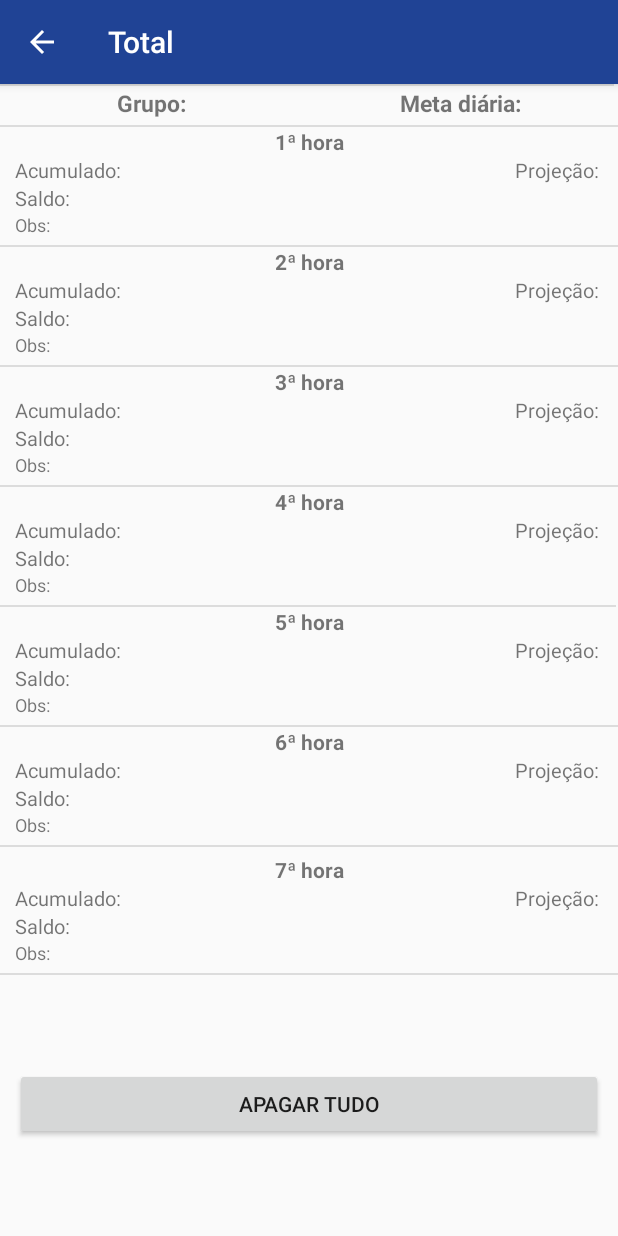
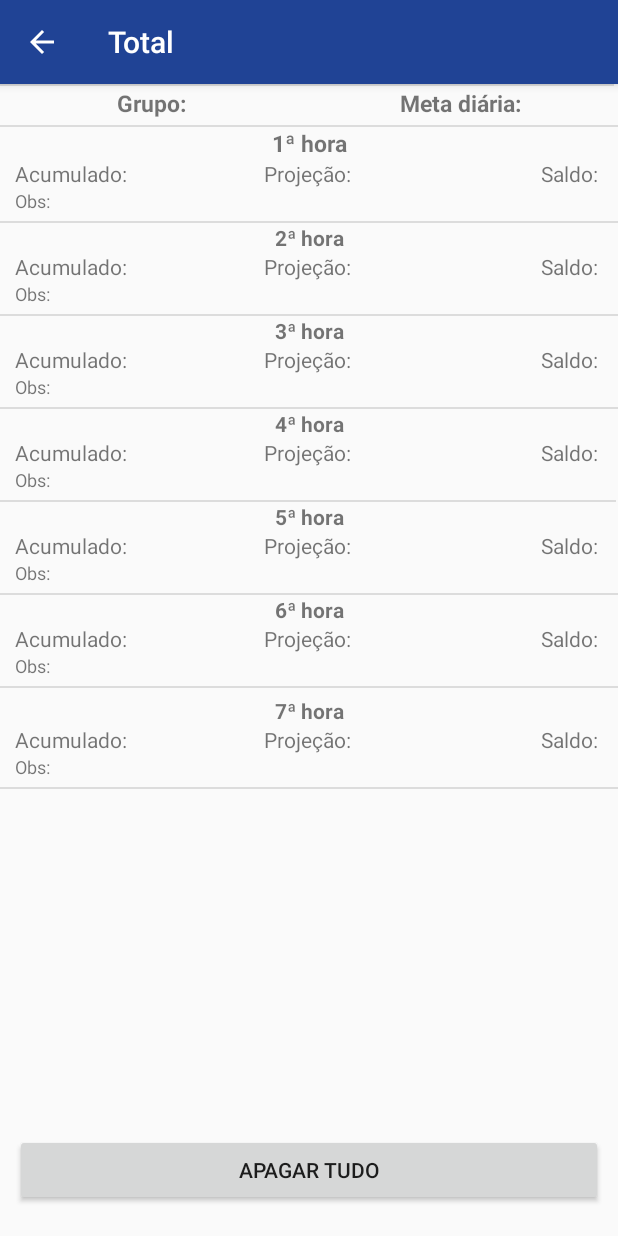
Before and after one commit to brenov1sk/app_Moura, an Android app: the total screen opened directly, with no data from a screen before it, on a phone screen of 412 x 824 dp. Run offline under Robolectric (Android 15) with nearby library versions, the phone set to English and light mode, and no system bars.

Commit message:
alteração layout total

```diff
--- a/app/src/main/java/com/example/appmoura/fimResultado.java
+++ b/app/src/main/java/com/example/appmoura/fimResultado.java
@@ -11,7 +11,7 @@ import android.widget.TextView;
 public class fimResultado extends AppCompatActivity {
 
     private final String DADOS = "Dados";
-    private TextView prodFinal, saldoFinal, scrap, sucata;
+    private TextView prodFinal, saldoFinal, scrap, sucata, modelo;
 
     @Override
     protected void onCreate(Bundle savedInstanceState) {
@@ -24,12 +24,15 @@ public class fimResultado extends AppCompatActivity {
         saldoFinal = findViewById(R.id.saldoFinal);
         scrap = findViewById(R.id.scrap);
         sucata = findViewById(R.id.sucata);
+        modelo = findViewById(R.id.modelo);
 
         //fim do turno
+        String model = preferences.getString("modelo","");
         String pFinal = preferences.getString("prodFinal","");
         String sFinal = preferences.getString("saldoFinal","");
         String scrapp = preferences.getString("scrap","");
         String sucat = preferences.getString("sucata","");
+        modelo.setText("MODELO: " + model);
         prodFinal.setText("PRODUÇÃO FINAL: " + pFinal);
         saldoFinal.setText("SALDO FINAL: " + sFinal);
         scrap.setText("SCRAP: " + scrapp);
--- a/app/src/main/java/com/example/appmoura/inicioTurno.java
+++ b/app/src/main/java/com/example/appmoura/inicioTurno.java
@@ -81,10 +81,11 @@ public class inicioTurno extends AppCompatActivity {
 
             bd.child("InicioTurno").child("grupo").push().setValue(grupo0);
             bd.child("InicioTurno").child("meta").push().setValue(meta0);
-            bd.child("InicioTurno").child("obs").push().setValue(obs0);
+            bd.child("InicioTurno").child("modelo").push().setValue(obs0);
 
             editor.putString("grupo", grupo0);
             editor.putString("meta", meta0);
+            editor.putString("modelo", obs0);
             editor.commit();
 
             startActivity(salvar0);
--- a/app/src/main/java/com/example/appmoura/total.java
+++ b/app/src/main/java/com/example/appmoura/total.java
@@ -24,6 +24,8 @@ public class total extends AppCompatActivity {
     private TextView ac5, proj5, s5, ob5;
     private TextView ac6, proj6, s6, ob6;
     private TextView ac7, proj7, s7, ob7;
+
+    private TextView prodFinal, saldoFinal, scrap, sucata, modelo;
 
     private final String DADOS = "Dados";
 
@@ -72,6 +74,8 @@ public class total extends AppCompatActivity {
         proj7 = findViewById(R.id.proj7);
         s7 = findViewById(R.id.s7);
         ob7 = findViewById(R.id.ob7);
+
+
 
         //activity inicio
         String grupo = preferences.getString("grupo","");
--- a/app/src/main/res/layout/activity_fim_resultado.xml
+++ b/app/src/main/res/layout/activity_fim_resultado.xml
@@ -12,7 +12,7 @@
         android:layout_height="wrap_content"
         android:layout_marginStart="10dp"
         android:layout_marginLeft="10dp"
-        android:layout_marginTop="40dp"
+        android:layout_marginTop="30dp"
         android:layout_marginEnd="10dp"
         android:layout_marginRight="10dp"
         android:text="TextView"
@@ -28,7 +28,7 @@
         android:layout_height="wrap_content"
         android:layout_marginStart="10dp"
         android:layout_marginLeft="10dp"
-        android:layout_marginTop="20dp"
+        android:layout_marginTop="30dp"
         android:layout_marginEnd="10dp"
         android:layout_marginRight="10dp"
         android:text="TextView"
@@ -36,7 +36,7 @@
         android:textStyle="bold"
         app:layout_constraintEnd_toEndOf="parent"
         app:layout_constraintStart_toStartOf="parent"
-        app:layout_constraintTop_toTopOf="parent" />
+        app:layout_constraintTop_toBottomOf="@+id/modelo" />
 
     <TextView
         android:id="@+id/scrap"
@@ -44,7 +44,7 @@
         android:layout_height="wrap_content"
         android:layout_marginStart="10dp"
         android:layout_marginLeft="10dp"
-        android:layout_marginTop="40dp"
+        android:layout_marginTop="30dp"
         android:layout_marginEnd="10dp"
         android:layout_marginRight="10dp"
         android:text="TextView"
@@ -60,7 +60,7 @@
         android:layout_height="wrap_content"
         android:layout_marginStart="10dp"
         android:layout_marginLeft="10dp"
-        android:layout_marginTop="40dp"
+        android:layout_marginTop="30dp"
         android:layout_marginEnd="10dp"
         android:layout_marginRight="10dp"
         android:text="TextView"
@@ -69,4 +69,20 @@
         app:layout_constraintEnd_toEndOf="parent"
         app:layout_constraintStart_toStartOf="parent"
         app:layout_constraintTop_toBottomOf="@+id/scrap" />
+
+    <TextView
+        android:id="@+id/modelo"
+        android:layout_width="0dp"
+        android:layout_height="wrap_content"
+        android:layout_marginStart="10dp"
+        android:layout_marginLeft="10dp"
+        android:layout_marginTop="15dp"
+        android:layout_marginEnd="10dp"
+        android:layout_marginRight="10dp"
+        android:text="TextView"
+        android:textSize="21sp"
+        android:textStyle="bold"
+        app:layout_constraintEnd_toEndOf="parent"
+        app:layout_constraintStart_toStartOf="parent"
+        app:layout_constraintTop_toTopOf="parent" />
 </androidx.constraintlayout.widget.ConstraintLayout>
--- a/app/src/main/res/layout/activity_total.xml
+++ b/app/src/main/res/layout/activity_total.xml
@@ -1,16 +1,19 @@
 <?xml version="1.0" encoding="utf-8"?>
 
-<ScrollView
-    xmlns:android="http://schemas.android.com/apk/res/android"
+<!--<ScrollView-->
+<!--    xmlns:android="http://schemas.android.com/apk/res/android"-->
+<!--    xmlns:app="http://schemas.android.com/apk/res-auto"-->
+<!--    xmlns:tools="http://schemas.android.com/tools"-->
+<!--    android:layout_height="match_parent"-->
+<!--    android:layout_width="match_parent"-->
+<!--    android:fillViewport="true">-->
+
+<androidx.constraintlayout.widget.ConstraintLayout xmlns:android="http://schemas.android.com/apk/res/android"
     xmlns:app="http://schemas.android.com/apk/res-auto"
     xmlns:tools="http://schemas.android.com/tools"
-    android:layout_height="match_parent"
-    android:layout_width="match_parent"
-    android:fillViewport="true">
-
-    <androidx.constraintlayout.widget.ConstraintLayout
     android:layout_width="match_parent"
     android:layout_height="match_parent"
+    android:fillViewport="true"
     app:layout_constraintEnd_toStartOf="@+id/guideline6"
     app:layout_constraintStart_toStartOf="@+id/guideline6"
     tools:context=".total"
@@ -62,11 +65,10 @@
         android:layout_height="wrap_content"
         android:layout_marginStart="10dp"
         android:layout_marginLeft="10dp"
-        android:layout_marginEnd="10dp"
-        android:layout_marginRight="10dp"
         android:text="TextView"
-        android:textSize="13sp"
-        app:layout_constraintEnd_toStartOf="@+id/guideline6"
+        android:textSize="14sp"
+        app:layout_constraintEnd_toStartOf="@+id/proj1"
+        app:layout_constraintHorizontal_bias="0.5"
         app:layout_constraintStart_toStartOf="parent"
         app:layout_constraintTop_toBottomOf="@+id/textView" />
 
@@ -74,28 +76,31 @@
         android:id="@+id/proj1"
         android:layout_width="0dp"
         android:layout_height="wrap_content"
-        android:layout_marginStart="10dp"
-        android:layout_marginLeft="10dp"
-        android:layout_marginEnd="10dp"
-        android:layout_marginRight="10dp"
-        android:gravity="right"
+        android:layout_marginStart="5dp"
+        android:layout_marginLeft="5dp"
+        android:layout_marginEnd="5dp"
+        android:layout_marginRight="5dp"
+        android:gravity="center"
         android:text="TextView"
-        android:textSize="13sp"
-        app:layout_constraintEnd_toEndOf="parent"
-        app:layout_constraintStart_toStartOf="@+id/guideline6"
+        android:textSize="14sp"
+        app:layout_constraintEnd_toStartOf="@+id/s1"
+        app:layout_constraintHorizontal_bias="0.5"
+        app:layout_constraintStart_toEndOf="@+id/ac1"
         app:layout_constraintTop_toTopOf="@+id/ac1" />
 
     <TextView
         android:id="@+id/s1"
         android:layout_width="0dp"
         android:layout_height="wrap_content"
-        android:layout_marginLeft="10dp"
+        android:layout_marginEnd="10dp"
         android:layout_marginRight="10dp"
+        android:gravity="right"
         android:text="TextView"
-        android:textSize="13sp"
+        android:textSize="14sp"
         app:layout_constraintEnd_toEndOf="parent"
-        app:layout_constraintStart_toStartOf="parent"
-        app:layout_constraintTop_toBottomOf="@+id/proj1" />
+        app:layout_constraintHorizontal_bias="0.5"
+        app:layout_constraintStart_toEndOf="@+id/proj1"
+        app:layout_constraintTop_toTopOf="@+id/proj1" />
 
     <TextView
         android:id="@+id/ob1"
@@ -117,11 +122,10 @@
         android:layout_height="wrap_content"
         android:layout_marginStart="10dp"
         android:layout_marginLeft="10dp"
-        android:layout_marginEnd="10dp"
-        android:layout_marginRight="10dp"
         android:text="TextView"
-        android:textSize="13sp"
-        app:layout_constraintEnd_toStartOf="@+id/guideline6"
+        android:textSize="14sp"
+        app:layout_constraintEnd_toStartOf="@+id/proj2"
+        app:layout_constraintHorizontal_bias="0.5"
         app:layout_constraintHorizontal_chainStyle="spread_inside"
         app:layout_constraintStart_toStartOf="parent"
         app:layout_constraintTop_toBottomOf="@+id/textView3" />
@@ -130,27 +134,30 @@
         android:id="@+id/s2"
         android:layout_width="0dp"
         android:layout_height="wrap_content"
-        android:layout_marginLeft="10dp"
+        android:layout_marginEnd="10dp"
         android:layout_marginRight="10dp"
+        android:gravity="right"
         android:text="TextView"
-        android:textSize="13sp"
+        android:textSize="14sp"
         app:layout_constraintEnd_toEndOf="parent"
-        app:layout_constraintStart_toStartOf="parent"
-        app:layout_constraintTop_toBottomOf="@+id/proj2" />
+        app:layout_constraintHorizontal_bias="0.5"
+        app:layout_constraintStart_toEndOf="@+id/proj2"
+        app:layout_constraintTop_toTopOf="@+id/ac2" />
 
     <TextView
         android:id="@+id/proj2"
         android:layout_width="0dp"
         android:layout_height="wrap_content"
-        android:layout_marginStart="10dp"
-        android:layout_marginLeft="10dp"
-        android:layout_marginEnd="10dp"
-        android:layout_marginRight="10dp"
-        android:gravity="right"
+        android:layout_marginStart="5dp"
+        android:layout_marginLeft="5dp"
+        android:layout_marginEnd="5dp"
+        android:layout_marginRight="5dp"
+        android:gravity="center"
         android:text="TextView"
-        android:textSize="13sp"
-        app:layout_constraintEnd_toEndOf="parent"
-        app:layout_constraintStart_toStartOf="@+id/guideline6"
+        android:textSize="14sp"
+        app:layout_constraintEnd_toStartOf="@+id/s2"
+        app:layout_constraintHorizontal_bias="0.5"
+        app:layout_constraintStart_toEndOf="@+id/ac2"
         app:layout_constraintTop_toTopOf="@+id/ac2" />
 
     <TextView
@@ -170,20 +177,18 @@
     <Button
         android:id="@+id/bt"
         android:layout_width="0dp"
-            android:layout_height="48dp"
+        android:layout_height="wrap_content"
         android:layout_marginStart="10dp"
         android:layout_marginLeft="10dp"
-            android:layout_marginTop="10dp"
         android:layout_marginEnd="10dp"
         android:layout_marginRight="10dp"
-            android:layout_marginBottom="5dp"
+        android:layout_marginBottom="20dp"
         android:onClick="bt"
         android:text="apagar tudo"
         app:layout_constraintBottom_toBottomOf="parent"
         app:layout_constraintEnd_toEndOf="parent"
         app:layout_constraintHorizontal_bias="1.0"
-            app:layout_constraintStart_toStartOf="parent"
-            app:layout_constraintTop_toBottomOf="@+id/ob7" />
+        app:layout_constraintStart_toStartOf="parent" />
 
     <TextView
         android:id="@+id/ac3"
@@ -191,11 +196,10 @@
         android:layout_height="wrap_content"
         android:layout_marginStart="10dp"
         android:layout_marginLeft="10dp"
-        android:layout_marginEnd="10dp"
-        android:layout_marginRight="10dp"
         android:text="TextView"
-        android:textSize="13sp"
-        app:layout_constraintEnd_toStartOf="@+id/guideline6"
+        android:textSize="14sp"
+        app:layout_constraintEnd_toStartOf="@+id/proj3"
+        app:layout_constraintHorizontal_bias="0.5"
         app:layout_constraintStart_toStartOf="parent"
         app:layout_constraintTop_toBottomOf="@+id/textView8" />
 
@@ -203,30 +207,31 @@
         android:id="@+id/proj3"
         android:layout_width="0dp"
         android:layout_height="wrap_content"
-        android:layout_marginStart="10dp"
-        android:layout_marginLeft="10dp"
-        android:layout_marginEnd="10dp"
-        android:layout_marginRight="10dp"
-        android:gravity="right"
+        android:layout_marginStart="5dp"
+        android:layout_marginLeft="5dp"
+        android:layout_marginEnd="5dp"
+        android:layout_marginRight="5dp"
+        android:gravity="center"
         android:text="TextView"
-        android:textSize="13sp"
-        app:layout_constraintEnd_toEndOf="parent"
-        app:layout_constraintStart_toStartOf="@+id/guideline6"
+        android:textSize="14sp"
+        app:layout_constraintEnd_toStartOf="@+id/s3"
+        app:layout_constraintHorizontal_bias="0.5"
+        app:layout_constraintStart_toEndOf="@+id/ac3"
         app:layout_constraintTop_toTopOf="@+id/ac3" />
 
     <TextView
         android:id="@+id/s3"
         android:layout_width="0dp"
         android:layout_height="wrap_content"
-        android:layout_marginStart="10dp"
-        android:layout_marginLeft="10dp"
         android:layout_marginEnd="10dp"
         android:layout_marginRight="10dp"
+        android:gravity="right"
         android:text="TextView"
-        android:textSize="13sp"
+        android:textSize="14sp"
         app:layout_constraintEnd_toEndOf="parent"
-        app:layout_constraintStart_toStartOf="parent"
-        app:layout_constraintTop_toBottomOf="@+id/proj3" />
+        app:layout_constraintHorizontal_bias="0.5"
+        app:layout_constraintStart_toEndOf="@+id/proj3"
+        app:layout_constraintTop_toTopOf="@+id/ac3" />
 
     <TextView
         android:id="@+id/ob3"
@@ -249,11 +254,10 @@
         android:layout_height="wrap_content"
         android:layout_marginStart="10dp"
         android:layout_marginLeft="10dp"
-        android:layout_marginEnd="10dp"
-        android:layout_marginRight="10dp"
         android:text="TextView"
-        android:textSize="13sp"
-        app:layout_constraintEnd_toStartOf="@+id/guideline6"
+        android:textSize="14sp"
+        app:layout_constraintEnd_toStartOf="@+id/proj4"
+        app:layout_constraintHorizontal_bias="0.5"
         app:layout_constraintStart_toStartOf="parent"
         app:layout_constraintTop_toBottomOf="@+id/textView7" />
 
@@ -261,30 +265,31 @@
         android:id="@+id/proj4"
         android:layout_width="0dp"
         android:layout_height="wrap_content"
-        android:layout_marginStart="10dp"
-        android:layout_marginLeft="10dp"
-        android:layout_marginEnd="10dp"
-        android:layout_marginRight="10dp"
-        android:gravity="right"
+        android:layout_marginStart="5dp"
+        android:layout_marginLeft="5dp"
+        android:layout_marginEnd="5dp"
+        android:layout_marginRight="5dp"
+        android:gravity="center"
         android:text="TextView"
-        android:textSize="13sp"
-        app:layout_constraintEnd_toEndOf="parent"
-        app:layout_constraintStart_toStartOf="@+id/guideline6"
+        android:textSize="14sp"
+        app:layout_constraintEnd_toStartOf="@+id/s4"
+        app:layout_constraintHorizontal_bias="0.5"
+        app:layout_constraintStart_toEndOf="@+id/ac4"
         app:layout_constraintTop_toTopOf="@+id/ac4" />
 
     <TextView
         android:id="@+id/s4"
         android:layout_width="0dp"
         android:layout_height="wrap_content"
-        android:layout_marginStart="10dp"
-        android:layout_marginLeft="10dp"
         android:layout_marginEnd="10dp"
         android:layout_marginRight="10dp"
+        android:gravity="right"
         android:text="TextView"
-        android:textSize="13sp"
+        android:textSize="14sp"
         app:layout_constraintEnd_toEndOf="parent"
-        app:layout_constraintStart_toStartOf="parent"
-        app:layout_constraintTop_toBottomOf="@+id/proj4" />
+        app:layout_constraintHorizontal_bias="0.5"
+        app:layout_constraintStart_toEndOf="@+id/proj4"
+        app:layout_constraintTop_toTopOf="@+id/ac4" />
 
     <TextView
         android:id="@+id/ob4"
@@ -306,11 +311,10 @@
         android:layout_height="wrap_content"
         android:layout_marginStart="10dp"
         android:layout_marginLeft="10dp"
-        android:layout_marginEnd="10dp"
-        android:layout_marginRight="10dp"
         android:text="TextView"
-        android:textSize="13sp"
-        app:layout_constraintEnd_toStartOf="@+id/guideline6"
+        android:textSize="14sp"
+        app:layout_constraintEnd_toStartOf="@+id/proj5"
+        app:layout_constraintHorizontal_bias="0.5"
         app:layout_constraintStart_toStartOf="parent"
         app:layout_constraintTop_toBottomOf="@+id/textView6" />
 
@@ -318,28 +322,31 @@
         android:id="@+id/proj5"
         android:layout_width="0dp"
         android:layout_height="wrap_content"
-        android:layout_marginStart="10dp"
-        android:layout_marginLeft="10dp"
-        android:layout_marginEnd="10dp"
-        android:layout_marginRight="10dp"
-        android:gravity="right"
+        android:layout_marginStart="5dp"
+        android:layout_marginLeft="5dp"
+        android:layout_marginEnd="5dp"
+        android:layout_marginRight="5dp"
+        android:gravity="center"
         android:text="TextView"
-        android:textSize="13sp"
-        app:layout_constraintEnd_toEndOf="parent"
-        app:layout_constraintStart_toStartOf="@+id/guideline6"
+        android:textSize="14sp"
+        app:layout_constraintEnd_toStartOf="@+id/s5"
+        app:layout_constraintHorizontal_bias="0.5"
+        app:layout_constraintStart_toEndOf="@+id/ac5"
         app:layout_constraintTop_toTopOf="@+id/ac5" />
 
     <TextView
         android:id="@+id/s5"
         android:layout_width="0dp"
         android:layout_height="wrap_content"
-        android:layout_marginLeft="10dp"
+        android:layout_marginEnd="10dp"
         android:layout_marginRight="10dp"
+        android:gravity="right"
         android:text="TextView"
-        android:textSize="13sp"
+        android:textSize="14sp"
         app:layout_constraintEnd_toEndOf="parent"
-        app:layout_constraintStart_toStartOf="parent"
-        app:layout_constraintTop_toBottomOf="@+id/proj5" />
+        app:layout_constraintHorizontal_bias="0.5"
+        app:layout_constraintStart_toEndOf="@+id/proj5"
+        app:layout_constraintTop_toTopOf="@+id/ac5" />
 
     <TextView
         android:id="@+id/ob5"
@@ -361,11 +368,10 @@
         android:layout_height="wrap_content"
         android:layout_marginStart="10dp"
         android:layout_marginLeft="10dp"
-        android:layout_marginEnd="10dp"
-        android:layout_marginRight="10dp"
         android:text="TextView"
-        android:textSize="13sp"
-        app:layout_constraintEnd_toStartOf="@+id/guideline6"
+        android:textSize="14sp"
+        app:layout_constraintEnd_toStartOf="@+id/proj6"
+        app:layout_constraintHorizontal_bias="0.5"
         app:layout_constraintStart_toStartOf="parent"
         app:layout_constraintTop_toBottomOf="@+id/textView5" />
 
@@ -373,30 +379,31 @@
         android:id="@+id/proj6"
         android:layout_width="0dp"
         android:layout_height="wrap_content"
-        android:layout_marginStart="10dp"
-        android:layout_marginLeft="10dp"
-        android:layout_marginEnd="10dp"
-        android:layout_marginRight="10dp"
-        android:gravity="right"
+        android:layout_marginStart="5dp"
+        android:layout_marginLeft="5dp"
+        android:layout_marginEnd="5dp"
+        android:layout_marginRight="5dp"
+        android:gravity="center"
         android:text="TextView"
-        android:textSize="13sp"
-        app:layout_constraintEnd_toEndOf="parent"
-        app:layout_constraintStart_toStartOf="@+id/guideline6"
+        android:textSize="14sp"
+        app:layout_constraintEnd_toStartOf="@+id/s6"
+        app:layout_constraintHorizontal_bias="0.5"
+        app:layout_constraintStart_toEndOf="@+id/ac6"
         app:layout_constraintTop_toTopOf="@+id/ac6" />
 
     <TextView
         android:id="@+id/s6"
         android:layout_width="0dp"
         android:layout_height="wrap_content"
-        android:layout_marginStart="10dp"
-        android:layout_marginLeft="10dp"
         android:layout_marginEnd="10dp"
         android:layout_marginRight="10dp"
+        android:gravity="right"
         android:text="TextView"
-        android:textSize="13sp"
+        android:textSize="14sp"
         app:layout_constraintEnd_toEndOf="parent"
-        app:layout_constraintStart_toStartOf="parent"
-        app:layout_constraintTop_toBottomOf="@+id/proj6" />
+        app:layout_constraintHorizontal_bias="0.5"
+        app:layout_constraintStart_toEndOf="@+id/proj6"
+        app:layout_constraintTop_toTopOf="@+id/ac6" />
 
     <TextView
         android:id="@+id/ob6"
@@ -418,11 +425,10 @@
         android:layout_height="wrap_content"
         android:layout_marginStart="10dp"
         android:layout_marginLeft="10dp"
-        android:layout_marginEnd="10dp"
-        android:layout_marginRight="10dp"
         android:text="TextView"
-        android:textSize="13sp"
-        app:layout_constraintEnd_toStartOf="@+id/guideline6"
+        android:textSize="14sp"
+        app:layout_constraintEnd_toStartOf="@+id/proj7"
+        app:layout_constraintHorizontal_bias="0.5"
         app:layout_constraintStart_toStartOf="parent"
         app:layout_constraintTop_toBottomOf="@+id/textView4" />
 
@@ -430,30 +436,31 @@
         android:id="@+id/proj7"
         android:layout_width="0dp"
         android:layout_height="wrap_content"
-        android:layout_marginStart="10dp"
-        android:layout_marginLeft="10dp"
-        android:layout_marginEnd="10dp"
-        android:layout_marginRight="10dp"
-        android:gravity="right"
+        android:layout_marginStart="5dp"
+        android:layout_marginLeft="5dp"
+        android:layout_marginEnd="5dp"
+        android:layout_marginRight="5dp"
+        android:gravity="center"
         android:text="TextView"
-        android:textSize="13sp"
-        app:layout_constraintEnd_toEndOf="parent"
-        app:layout_constraintStart_toStartOf="@+id/guideline6"
+        android:textSize="14sp"
+        app:layout_constraintEnd_toStartOf="@+id/s7"
+        app:layout_constraintHorizontal_bias="0.5"
+        app:layout_constraintStart_toEndOf="@+id/ac7"
         app:layout_constraintTop_toTopOf="@+id/ac7" />
 
     <TextView
         android:id="@+id/s7"
         android:layout_width="0dp"
         android:layout_height="wrap_content"
-        android:layout_marginStart="10dp"
-        android:layout_marginLeft="10dp"
         android:layout_marginEnd="10dp"
         android:layout_marginRight="10dp"
+        android:gravity="right"
         android:text="TextView"
-        android:textSize="13sp"
+        android:textSize="14sp"
         app:layout_constraintEnd_toEndOf="parent"
-        app:layout_constraintStart_toStartOf="parent"
-        app:layout_constraintTop_toBottomOf="@+id/proj7" />
+        app:layout_constraintHorizontal_bias="0.5"
+        app:layout_constraintStart_toEndOf="@+id/proj7"
+        app:layout_constraintTop_toTopOf="@+id/ac7" />
 
     <TextView
         android:id="@+id/ob7"
@@ -526,7 +533,7 @@
         android:layout_width="wrap_content"
         android:layout_height="wrap_content"
         android:text="1ª hora"
-            android:textSize="14sp"
+        android:textSize="15sp"
         android:textStyle="bold"
         app:layout_constraintEnd_toEndOf="parent"
         app:layout_constraintStart_toStartOf="parent"
@@ -633,4 +640,4 @@
 
 </androidx.constraintlayout.widget.ConstraintLayout>
 
-</ScrollView>
+<!--</ScrollView>-->
```
Lines whose indentation alone changed are shown as unchanged.
